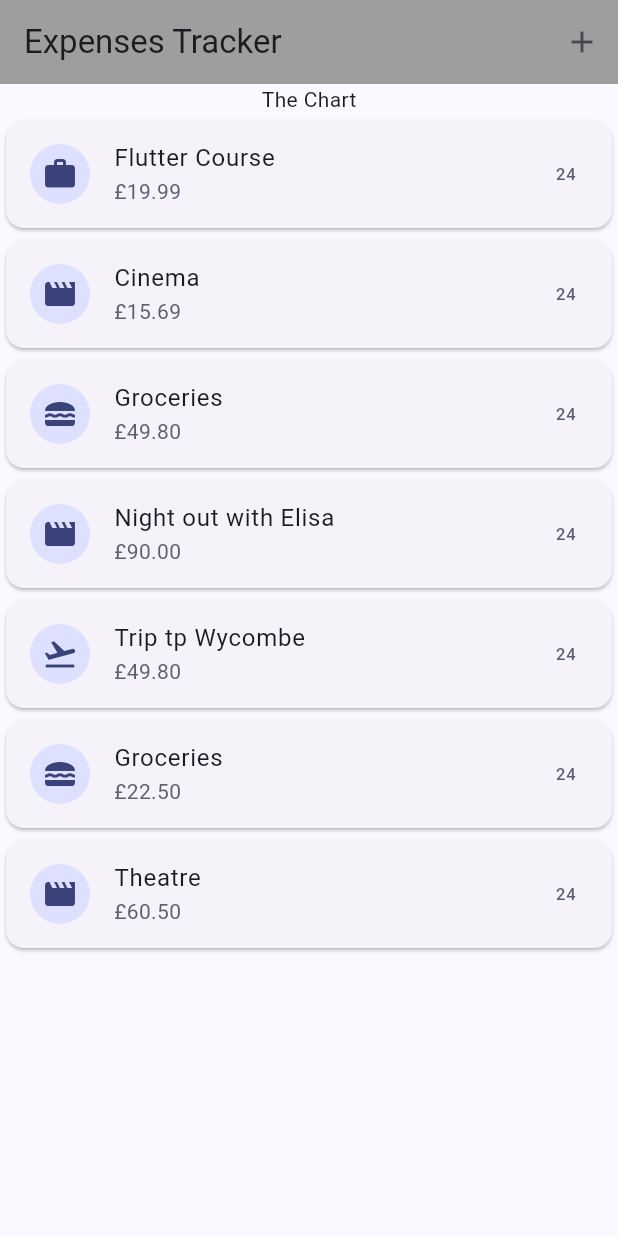
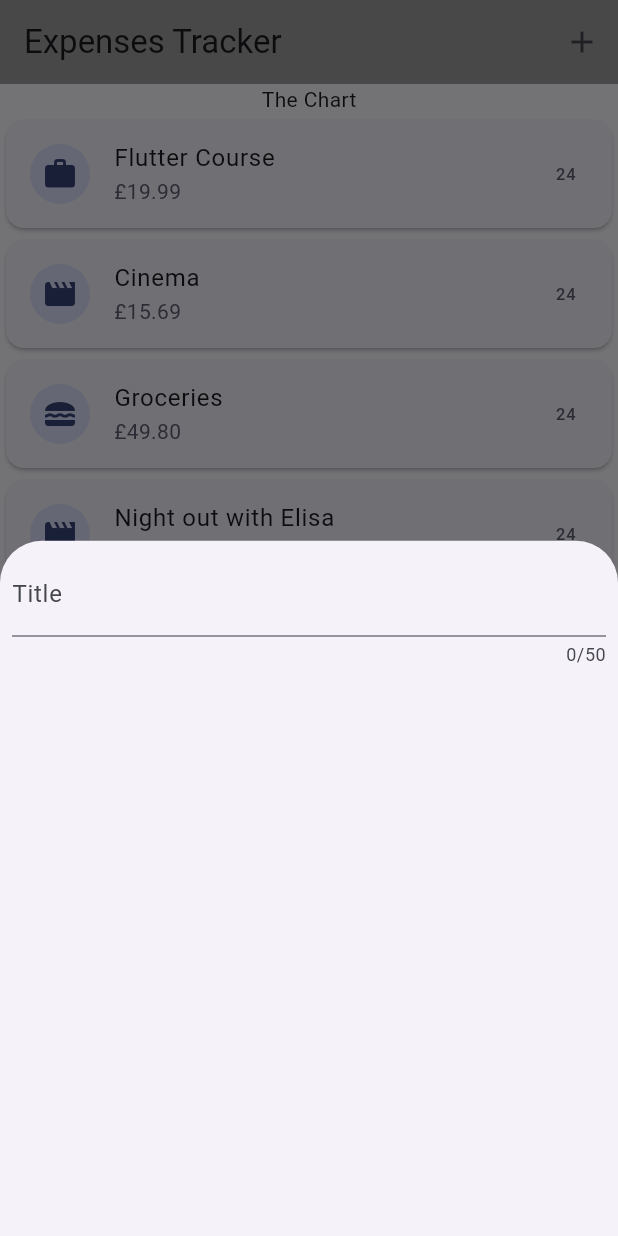
Before and after one commit to emagnu/expense_tracker, a Flutter app: the screen it shows after launch, after a tap on the "add" icon, on a phone screen of 412 x 824 dp. Run offline on Flutter 3.47's test engine with Material 3 defaults, Android fonts, the phone set to English and light mode, and no system bars.

Commit message:
106. Adding a Modal Sheet & Understanding Context, 107. Handling User (Text) Input with the TextField Widget

```diff
--- a/lib/widgets/expenses.dart
+++ b/lib/widgets/expenses.dart
@@ -4,6 +4,7 @@ import 'package:flutter/material.dart';
 //  Import FILES
 import '../data/registered_expenses.dart';
 import 'expenses_list/expenses_list.dart';
+import 'new_expense.dart';
 //  PARTS
 //  PROVIDERS
 
@@ -63,13 +64,22 @@ class _ExpensesState extends State<Expenses> {
 //     ),
 //   ];
 
+  void _openAddExpenseOverlay() {
+    showModalBottomSheet(
+      context: context,
+      // builder: (ctx) => const Text('Modal bottom sheet'),
+      builder: (ctx) => const NewExpense(),
+    );
+  }
+
   @override
   Widget build(BuildContext context) {
     return Scaffold(
       appBar: AppBar(
         backgroundColor: Colors.grey,
         actions: <Widget>[
-          IconButton(onPressed: () {}, icon: const Icon(Icons.add))
+          IconButton(
+              onPressed: _openAddExpenseOverlay, icon: const Icon(Icons.add))
         ],
         // title: const Text('Expenses'),
         title: const Text('Expenses Tracker'),
--- /dev/null
+++ b/lib/widgets/new_expense.dart
@@ -0,0 +1,32 @@
+//   //
+//  Import LIBRARIES
+import 'package:flutter/material.dart';
+//  Import FILES
+//  PARTS
+//  PROVIDERS
+
+///
+
+class NewExpense extends StatefulWidget {
+  const NewExpense({super.key});
+
+  @override
+  _NewExpenseState createState() => _NewExpenseState();
+}
+
+class _NewExpenseState extends State<NewExpense> {
+  @override
+  Widget build(BuildContext context) {
+    return const Padding(
+      padding: EdgeInsets.all(8.0),
+      child: Column(
+        children: <Widget>[
+          TextField(
+            maxLength: 50,
+            decoration: InputDecoration(label: Text('Title')),
+          ),
+        ],
+      ),
+    );
+  }
+}
```
